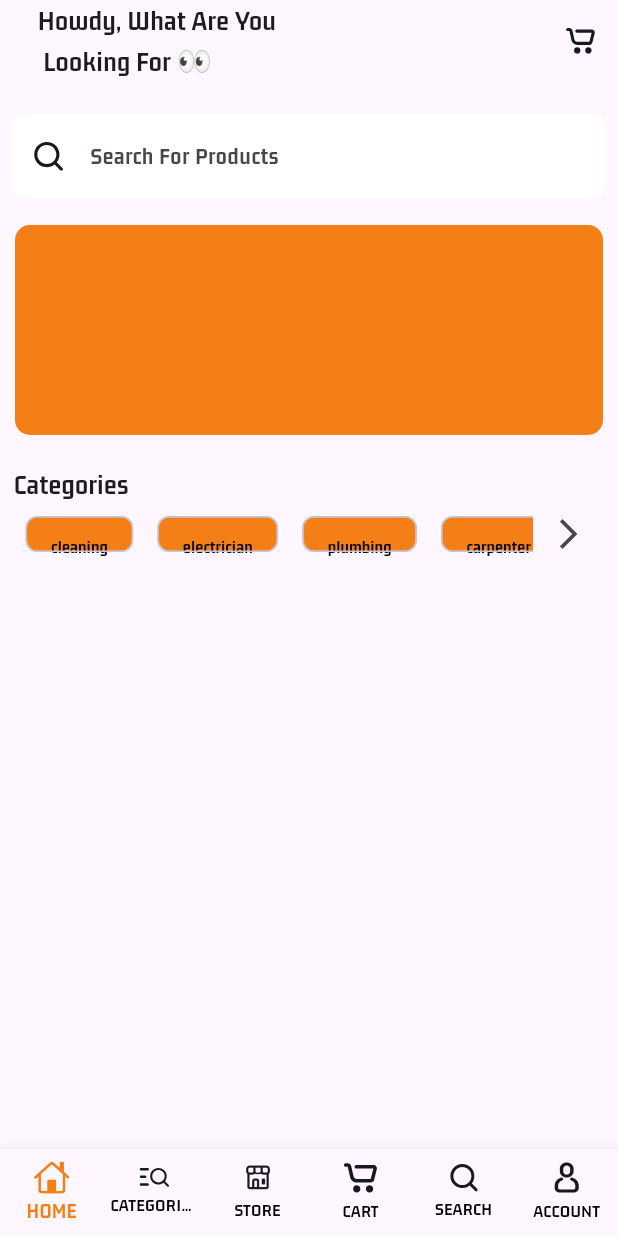
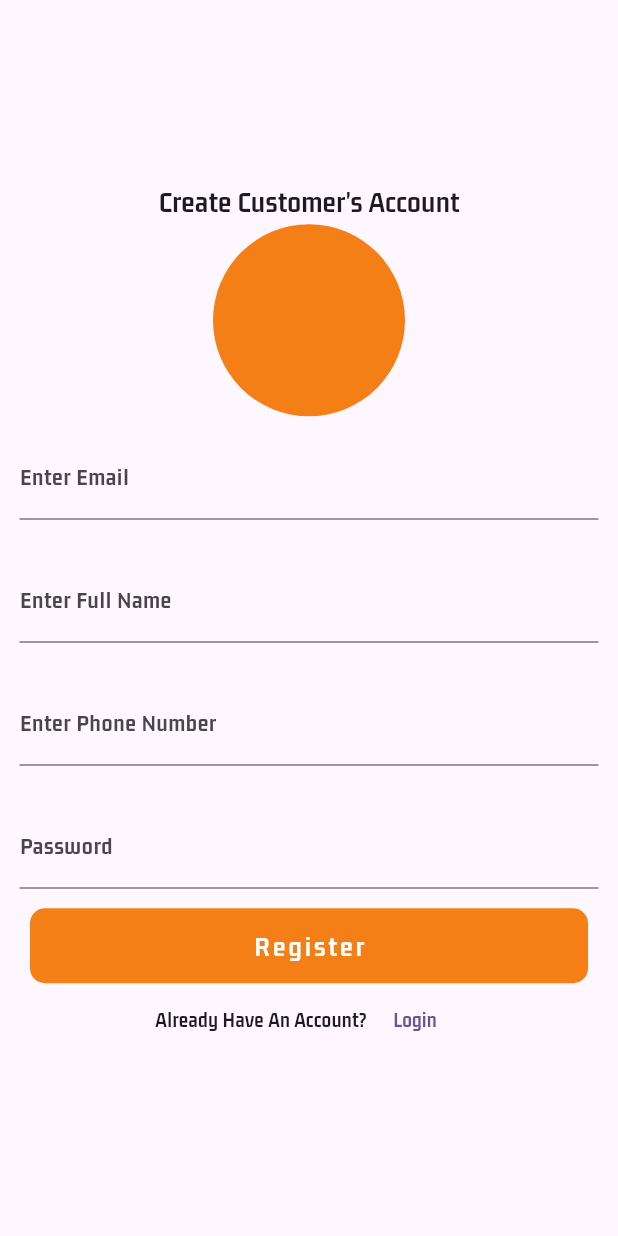
Before and after one commit to vinod7339/Dodo_User_App, a Flutter app: the screen it shows after launch, on a phone screen of 412 x 824 dp. Run offline on Flutter 3.47's test engine with Material 2 defaults, Android fonts, the phone set to English and light mode, and no system bars; our stand-ins replace cloud_firestore, firebase_auth, firebase_core, flutter_svg; accounts and stored records are empty.

Commit message:
Added Auth & SnacK Bar files and modified Login and Register Pages

```diff
--- /dev/null
+++ b/lib/controllers/auth_controller.dart
@@ -0,0 +1,55 @@
+import 'package:cloud_firestore/cloud_firestore.dart';
+import 'package:firebase_auth/firebase_auth.dart';
+
+class AuthController {
+  final FirebaseAuth _auth = FirebaseAuth.instance;
+  final FirebaseFirestore _firestore = FirebaseFirestore.instance;
+  Future<String> signupUsers(String email, String fullName, String phoneNumber,
+      String password) async {
+    String res = 'Some error occured';
+
+    try {
+      if (email.isNotEmpty &&
+          fullName.isNotEmpty &&
+          phoneNumber.isNotEmpty &&
+          password.isNotEmpty) {
+        //Create the users
+
+        UserCredential cred = await _auth.createUserWithEmailAndPassword(
+            email: email, password: password);
+
+        await _firestore.collection('buyers').doc(cred.user!.uid).set({
+          'email': email,
+          'fullName': fullName,
+          'phoneNumber': phoneNumber,
+          'buyerId': cred.user!.uid,
+          'address': '',
+        });
+
+        res = 'success';
+      } else {
+        res = 'Please Fields must not be empty';
+      }
+    } catch (e) {}
+
+    return res;
+  }
+
+  loginUsers(String email, String password) async {
+    String res = 'something went wrong';
+
+    try {
+      if (email.isNotEmpty && password.isNotEmpty) {
+        await _auth.signInWithEmailAndPassword(
+            email: email, password: password);
+
+        res = 'success';
+      } else {
+        res = 'Please Fields must not be empty';
+      }
+    } catch (e) {
+      res = e.toString();
+    }
+    return res;
+  }
+}
--- a/lib/main.dart
+++ b/lib/main.dart
@@ -1,3 +1,4 @@
+import 'package:dodo_project/views/buyers/auth/register_screen.dart';
 import 'package:dodo_project/views/buyers/main_screen.dart';
 import 'package:firebase_core/firebase_core.dart';
 import 'package:flutter/material.dart';
@@ -25,7 +26,7 @@
         useMaterial3: true,
         fontFamily: 'Brand-Bold',
       ),
-      home: MainScreen(),
+      home: RegisterScreen(),
     );
   }
 }
--- /dev/null
+++ b/lib/views/buyers/auth/register_screen.dart
@@ -0,0 +1,192 @@
+import 'package:dodo_project/controllers/auth_controller.dart';
+import 'package:dodo_project/utils/show_snackBar.dart';
+import 'package:dodo_project/views/buyers/auth/login_screen.dart';
+import 'package:flutter/material.dart';
+
+class RegisterScreen extends StatefulWidget {
+  @override
+  State<RegisterScreen> createState() => _RegisterScreenState();
+}
+
+class _RegisterScreenState extends State<RegisterScreen> {
+  final AuthController _authController = AuthController();
+
+  final GlobalKey<FormState> _formKey = GlobalKey<FormState>();
+
+  late String email;
+
+  late String fullName;
+
+  late String phoneNumber;
+
+  late String password;
+
+  bool _isLoading = false;
+
+  _signUpUser() async {
+    setState(() {
+      _isLoading = true;
+    });
+    if (_formKey.currentState!.validate()) {
+      await _authController
+          .signupUsers(email, fullName, phoneNumber, password)
+          .whenComplete(() {
+        setState(() {
+          _formKey.currentState!.reset();
+          _isLoading = false;
+        });
+      });
+
+      return showSnack(
+          context, 'Congratulations An Account Has Been Created For You');
+    } else {
+      setState(() {
+        _isLoading = false;
+      });
+      return showSnack(context, 'Please Fields must not be empty');
+    }
+  }
+
+  // _signUpUser() async {
+  @override
+  Widget build(BuildContext context) {
+    return Scaffold(
+      body: Center(
+        child: SingleChildScrollView(
+          child: Form(
+            key: _formKey,
+            child: Column(
+              mainAxisAlignment: MainAxisAlignment.center,
+              children: [
+                Text(
+                  "Create Customer's Account",
+                  style: TextStyle(fontSize: 20),
+                ),
+                CircleAvatar(
+                  radius: 64,
+                  backgroundColor: Colors.yellow.shade900,
+                ),
+                Padding(
+                  padding: const EdgeInsets.all(13.0),
+                  child: TextFormField(
+                    validator: (value) {
+                      if (value!.isEmpty) {
+                        return 'Please Email must not be empty';
+                      } else {
+                        return null;
+                      }
+                    },
+                    onChanged: (value) {
+                      email = value;
+                    },
+                    decoration: InputDecoration(
+                      labelText: 'Enter Email',
+                    ),
+                  ),
+                ),
+                Padding(
+                  padding: const EdgeInsets.all(13.0),
+                  child: TextFormField(
+                    validator: (value) {
+                      if (value!.isEmpty) {
+                        return 'Please Full Name must not be empty';
+                      } else {
+                        return null;
+                      }
+                    },
+                    onChanged: (value) {
+                      fullName = value;
+                    },
+                    decoration: InputDecoration(
+                      labelText: 'Enter Full Name',
+                    ),
+                  ),
+                ),
+                Padding(
+                  padding: const EdgeInsets.all(13.0),
+                  child: TextFormField(
+                    validator: (value) {
+                      if (value!.isEmpty) {
+                        return 'Please Phone Number must not be empty';
+                      } else {
+                        return null;
+                      }
+                    },
+                    onChanged: (value) {
+                      phoneNumber = value;
+                    },
+                    decoration: InputDecoration(
+                      labelText: 'Enter Phone Number',
+                    ),
+                  ),
+                ),
+                Padding(
+                  padding: const EdgeInsets.all(13.0),
+                  child: TextFormField(
+                    obscureText: true,
+                    validator: (value) {
+                      if (value!.isEmpty) {
+                        return 'Please Password must not be empty';
+                      } else {
+                        return null;
+                      }
+                    },
+                    onChanged: (value) {
+                      password = value;
+                    },
+                    decoration: InputDecoration(
+                      labelText: 'Password',
+                    ),
+                  ),
+                ),
+                GestureDetector(
+                  onTap: () {
+                    _signUpUser();
+                  },
+                  child: Container(
+                    width: MediaQuery.of(context).size.width - 40,
+                    height: 50,
+                    decoration: BoxDecoration(
+                      color: Colors.yellow.shade900,
+                      borderRadius: BorderRadius.circular(10),
+                    ),
+                    child: Center(
+                      child: _isLoading
+                          ? CircularProgressIndicator(
+                              color: Colors.white,
+                            )
+                          : Text(
+                              'Register',
+                              style: TextStyle(
+                                color: Colors.white,
+                                fontSize: 19,
+                                fontWeight: FontWeight.bold,
+                                letterSpacing: 2,
+                              ),
+                            ),
+                    ),
+                  ),
+                ),
+                Row(
+                  mainAxisAlignment: MainAxisAlignment.center,
+                  children: [
+                    Text('Already Have An Account?'),
+                    TextButton(
+                      onPressed: () {
+                        Navigator.push(context,
+                            MaterialPageRoute(builder: (context) {
+                          return LoginScreen();
+                        }));
+                      },
+                      child: Text('Login'),
+                    ),
+                  ],
+                )
+              ],
+            ),
+          ),
+        ),
+      ),
+    );
+  }
+}
```
Also changed, not shown: lib/utils/show_snackBar.dart (added, +15 -0 lines), lib/views/buyers/auth/login_screen.dart (added, +131 -0 lines).
